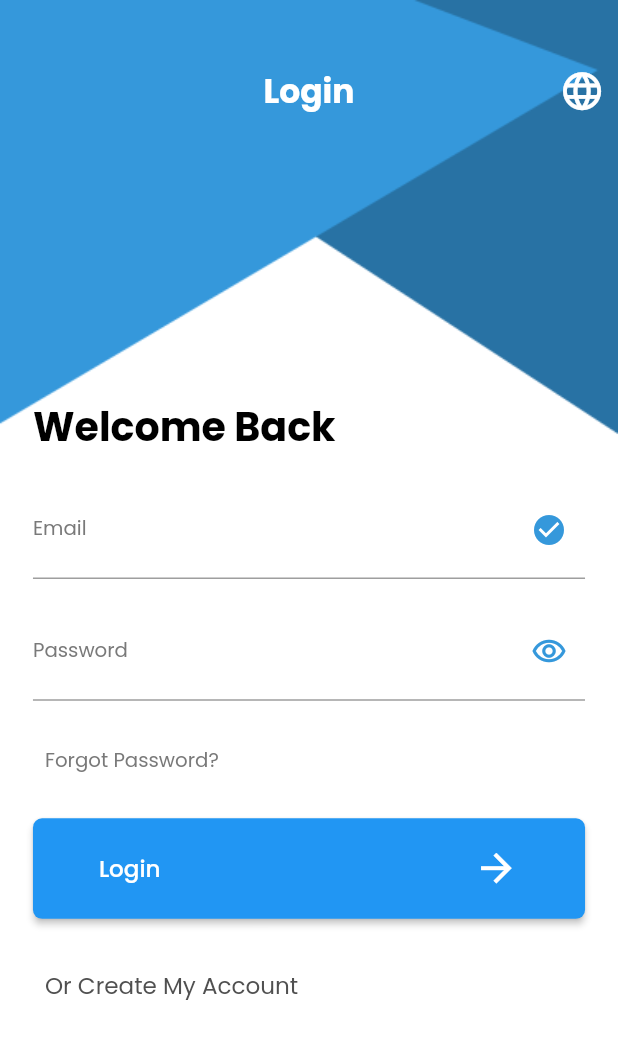
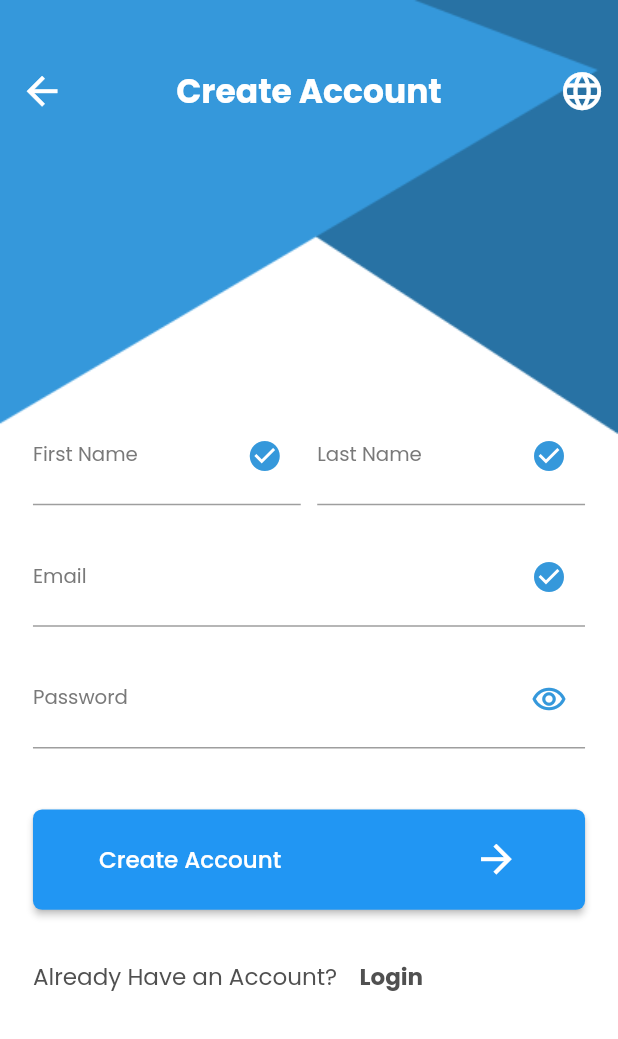
Before and after one commit to heshamgasser/Chat_Application, a Flutter app: the screen it shows after launch, after a tap on "Or Create My Account", on a phone screen of 412 x 824 dp. Shown: the top 1039 px of the screen. Run offline on Flutter 3.47's test engine with Material 2 defaults, Android fonts, the phone set to English and light mode, and no system bars; our stand-ins replace flutter_screenutil, google_fonts.

Commit message:
complete SignUp Screen

```diff
--- a/lib/main.dart
+++ b/lib/main.dart
@@ -1,5 +1,6 @@
 import 'package:chat_app/layout/home_layout.dart';
 import 'package:chat_app/screen/sign_in_screen.dart';
+import 'package:chat_app/screen/sign_up_screen.dart';
 import 'package:chat_app/style/app_theme.dart';
 import 'package:flutter/material.dart';
 import 'package:flutter_screenutil/flutter_screenutil.dart';
@@ -25,6 +26,8 @@ class ChatApplication extends StatelessWidget {
           routes: {
             HomeLayout.routeName:(context) => const HomeLayout(),
             SignInScreen.routeName: (context) => SignInScreen(),
+            SignUpScreen.routeName:(context) => SignUpScreen(),
+
           },
         );
       },
--- a/lib/screen/sign_in_screen.dart
+++ b/lib/screen/sign_in_screen.dart
@@ -1,3 +1,4 @@
+import 'package:chat_app/screen/sign_up_screen.dart';
 import 'package:chat_app/screen/widget/custom_textFormField.dart';
 import 'package:chat_app/style/app_color.dart';
 import 'package:flutter/material.dart';
@@ -16,6 +17,7 @@ class SignInScreen extends StatelessWidget {
       child: Scaffold(
         resizeToAvoidBottomInset: false,
         appBar: AppBar(
+          automaticallyImplyLeading: false,
           title: Text(
             'Login',
             style: Theme.of(context).textTheme.titleLarge,
@@ -85,7 +87,9 @@ class SignInScreen extends StatelessWidget {
                   height: 20.h,
                 ),
                 TextButton(
-                  onPressed: () {},
+                  onPressed: () {
+                    Navigator.pushNamed(context, SignUpScreen.routeName);
+                  },
                   child: Text(
                     'Or Create My Account',
                     style: Theme.of(context).textTheme.displayMedium,
--- /dev/null
+++ b/lib/screen/sign_up_screen.dart
@@ -0,0 +1,115 @@
+import 'package:chat_app/screen/sign_in_screen.dart';
+import 'package:chat_app/screen/widget/custom_textFormField.dart';
+import 'package:chat_app/style/app_color.dart';
+import 'package:flutter/material.dart';
+import 'package:flutter_screenutil/flutter_screenutil.dart';
+
+class SignUpScreen extends StatelessWidget {
+  static const String routeName = 'Sign Up Screen';
+
+  @override
+  Widget build(BuildContext context) {
+    return Container(
+      decoration: BoxDecoration(
+        image: DecorationImage(
+            image: AssetImage('assets/image/background.png'), fit: BoxFit.fill),
+      ),
+      child: Scaffold(
+        resizeToAvoidBottomInset: false,
+        appBar: AppBar(
+          title: Text(
+            'Create Account',
+            style: Theme.of(context).textTheme.titleLarge,
+          ),
+          actions: [
+            IconButton(
+              onPressed: () {},
+              icon: Icon(Icons.language),
+            ),
+          ],
+        ),
+        body: Padding(
+          padding: EdgeInsets.symmetric(horizontal: 20.w, vertical: 10.h),
+          child: Column(
+            mainAxisAlignment: MainAxisAlignment.center,
+            crossAxisAlignment: CrossAxisAlignment.start,
+            children: [
+              Row(
+                children: [
+                  Expanded(
+                    child: CustomTextFormField(
+                      labelText: 'First Name',
+                      suffixIcon:
+                          Icon(Icons.check_circle, color: AppColor.lightBlue),
+                    ),
+                  ),
+                  SizedBox(width: 10.w),
+                  Expanded(
+                    child: CustomTextFormField(
+                      labelText: 'Last Name',
+                      suffixIcon:
+                          Icon(Icons.check_circle, color: AppColor.lightBlue),
+                    ),
+                  ),
+                ],
+              ),
+              SizedBox(height: 15.h),
+              CustomTextFormField(
+                labelText: 'Email',
+                suffixIcon: Icon(Icons.check_circle, color: AppColor.lightBlue),
+              ),
+              SizedBox(height: 15.h),
+              CustomTextFormField(
+                labelText: 'Password',
+                suffixIcon: IconButton(
+                  onPressed: () {},
+                  icon: Icon(
+                    Icons.remove_red_eye_outlined,
+                    color: AppColor.lightBlue,
+                  ),
+                ),
+              ),
+              SizedBox(height: 40.h),
+              ElevatedButton(
+                onPressed: () {},
+                child: Row(
+                  children: [
+                    Text(
+                      'Create Account',
+                      style: Theme.of(context).textTheme.labelMedium,
+                    ),
+                    Spacer(),
+                    Icon(
+                      Icons.arrow_forward_outlined,
+                      size: 30.r,
+                    )
+                  ],
+                ),
+              ),
+              SizedBox(
+                height: 20.h,
+              ),
+              Row(
+                children: [
+                  Text(
+                    'Already Have an Account? ',
+                    style: Theme.of(context).textTheme.displayMedium,
+                  ),
+                  TextButton(
+                      onPressed: () {
+                        Navigator.pushReplacementNamed(context, SignInScreen.routeName);
+                      },
+                      child: Text('Login',
+                          style: Theme.of(context)
+                              .textTheme
+                              .displayMedium!
+                              .copyWith(fontWeight: FontWeight.bold))),
+                ],
+              )
+            ],
+          ),
+        ),
+      ),
+    );
+  }
+}
```
